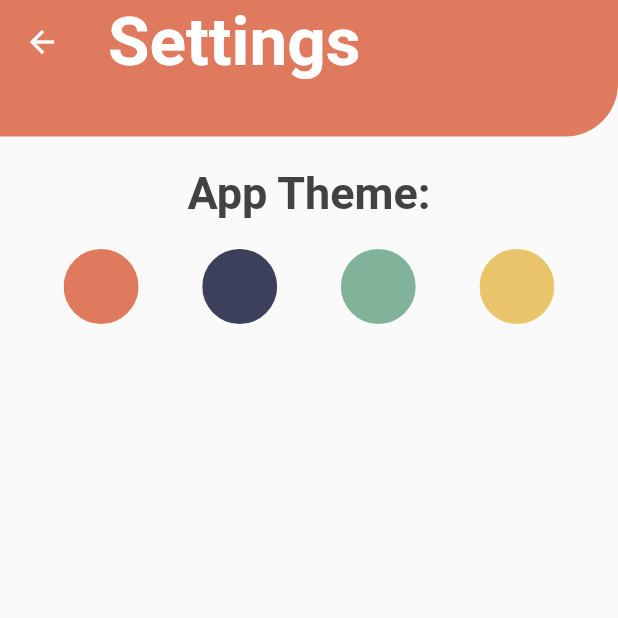
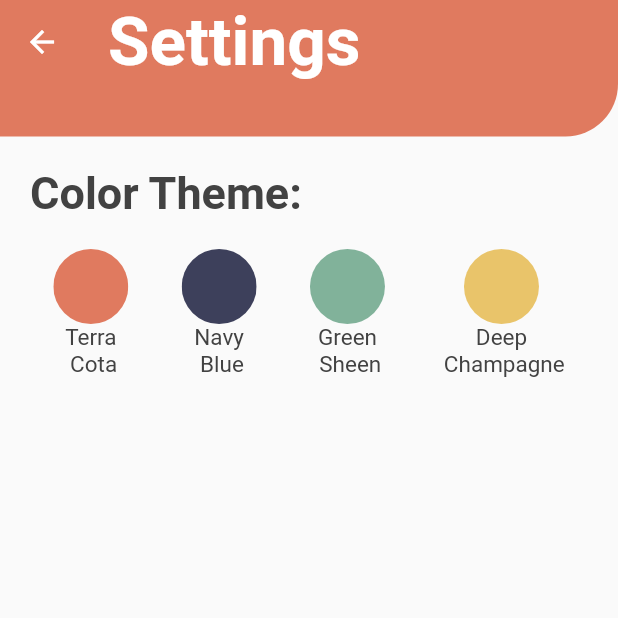
Before and after one commit to zestybean/what-todo, a Flutter app: the screen it shows after launch, in the side drawer, after a tap on "Settings", on a phone screen of 412 x 824 dp, the top half of it. Run offline on Flutter 3.47's test engine with Material 2 defaults, Android fonts, the phone set to English and light mode, and no system bars; our stand-ins replace font_awesome_flutter, google_fonts, image_picker, shared_preferences, sqflite; accounts and stored records are empty; Roboto replaces fonts that are missing (Economica).

Commit message:
Adjusted the settings page and prepping application for new speech to text feature

```diff
--- a/lib/screens/drawer_screens/settings_screen.dart
+++ b/lib/screens/drawer_screens/settings_screen.dart
@@ -24,7 +24,8 @@ class SettingsScreen extends StatelessWidget {
             style: headerNoteStyle,
           ),
         ),
-        body: Column(
+        body: SingleChildScrollView(
+          child: Column(
             mainAxisAlignment: MainAxisAlignment.start,
             children: [
               Container(
@@ -39,10 +40,16 @@ class SettingsScreen extends StatelessWidget {
                 child: null,
               ),
               Padding(
-              padding: const EdgeInsets.only(top: 20.0, bottom: 20.0),
-              child: Text(
-                'App Theme:',
+                padding: const EdgeInsets.symmetric(
+                    horizontal: 20.0, vertical: 20.0),
+                child: Row(
+                  mainAxisAlignment: MainAxisAlignment.start,
+                  children: [
+                    Text(
+                      'Color Theme:',
                       style: boldPlus,
+                    ),
+                  ],
                 ),
               ),
               Padding(
@@ -50,21 +57,25 @@ class SettingsScreen extends StatelessWidget {
                 child: Row(
                   mainAxisAlignment: MainAxisAlignment.spaceEvenly,
                   children: [
-                  _themeButton(1, theme, headerColor1),
-                  _themeButton(2, theme, headerColor2),
-                  _themeButton(3, theme, headerColor3),
-                  _themeButton(4, theme, headerColor4),
+                    _themeButton(1, theme, headerColor1, 'Terra\n Cota'),
+                    _themeButton(2, theme, headerColor2, 'Navy\n Blue'),
+                    _themeButton(3, theme, headerColor3, 'Green\n Sheen'),
+                    _themeButton(4, theme, headerColor4, 'Deep\n Champagne'),
                   ],
                 ),
               ),
             ],
           ),
         ),
+      ),
     );
   }
 
-  Widget _themeButton(int selection, ThemeProvider theme, Color color) {
-    return ClipOval(
+  Widget _themeButton(
+      int selection, ThemeProvider theme, Color color, String colorName) {
+    return Column(
+      children: [
+        ClipOval(
           child: Material(
             color: color,
             child: InkWell(
@@ -77,6 +88,13 @@ class SettingsScreen extends StatelessWidget {
               },
             ),
           ),
+        ),
+        Text(
+          colorName,
+          textAlign: TextAlign.center,
+          style: colorNameStyle,
+        ),
+      ],
     );
   }
 }
--- a/lib/screens/note_list_screen.dart
+++ b/lib/screens/note_list_screen.dart
@@ -276,17 +276,17 @@ class NoteListScreen extends StatelessWidget {
                   children: [
                     TextSpan(
                         text: 'Oops! There are no notes available\nTap on"',
-                        style: boldPlus),
+                        style: boldMinus),
                     //Make this tappable to the user to add a note
                     TextSpan(
                       text: '+',
-                      style: boldPlus,
+                      style: boldMinus,
                       recognizer: TapGestureRecognizer()
                         ..onTap = () {
                           goToNoteEditScreen(context);
                         },
                     ),
-                    TextSpan(text: '"to add new note', style: boldPlus),
+                    TextSpan(text: '"to add new note', style: boldMinus),
                   ],
                 ),
               )
--- a/lib/utils/constants.dart
+++ b/lib/utils/constants.dart
@@ -47,6 +47,14 @@ var noNotesStyle = GoogleFonts.economica(
     fontSize: 22.0,
     //color: black2,
     fontWeight: FontWeight.w600,
+  ),
+);
+
+var boldMinus = GoogleFonts.economica(
+  textStyle: TextStyle(
+    fontSize: 24.0,
+    color: black2,
+    fontWeight: FontWeight.bold,
   ),
 );
 
@@ -111,6 +119,13 @@ var itemContentStyle = GoogleFonts.economica(
   ),
 );
 
+var colorNameStyle = GoogleFonts.economica(
+  textStyle: TextStyle(
+    fontSize: 15.0,
+    //color: grey2,
+  ),
+);
+
 var viewTitleStyle = GoogleFonts.economica(
   fontWeight: FontWeight.w900,
   fontSize: 28.0,
@@ -161,6 +176,7 @@ final lightTheme = ThemeData(
     bodyText1: TextStyle(color: black2),
     bodyText2: TextStyle(color: black2),
   ),
+  iconTheme: IconThemeData(color: white),
   highlightColor: Colors.green,
   brightness: Brightness.light,
   floatingActionButtonTheme:
@@ -175,6 +191,7 @@ final lightTheme2 = ThemeData(
     bodyText1: TextStyle(color: black2),
     bodyText2: TextStyle(color: black2),
   ),
+  iconTheme: IconThemeData(color: white),
   brightness: Brightness.light,
   floatingActionButtonTheme:
       FloatingActionButtonThemeData(backgroundColor: headerColor2),
@@ -188,6 +205,7 @@ final lightTheme3 = ThemeData(
     bodyText1: TextStyle(color: black2),
     bodyText2: TextStyle(color: black2),
   ),
+  iconTheme: IconThemeData(color: white),
   brightness: Brightness.light,
   floatingActionButtonTheme:
       FloatingActionButtonThemeData(backgroundColor: headerColor3),
@@ -201,6 +219,7 @@ final lightTheme4 = ThemeData(
     bodyText1: TextStyle(color: black2),
     bodyText2: TextStyle(color: black2),
   ),
+  iconTheme: IconThemeData(color: white),
   brightness: Brightness.light,
   floatingActionButtonTheme:
       FloatingActionButtonThemeData(backgroundColor: headerColor4),
```
Lines whose indentation alone changed are shown as unchanged.
